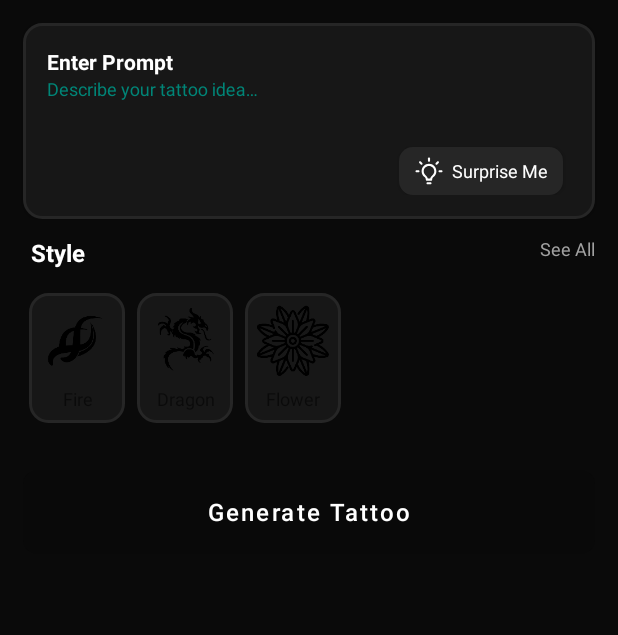
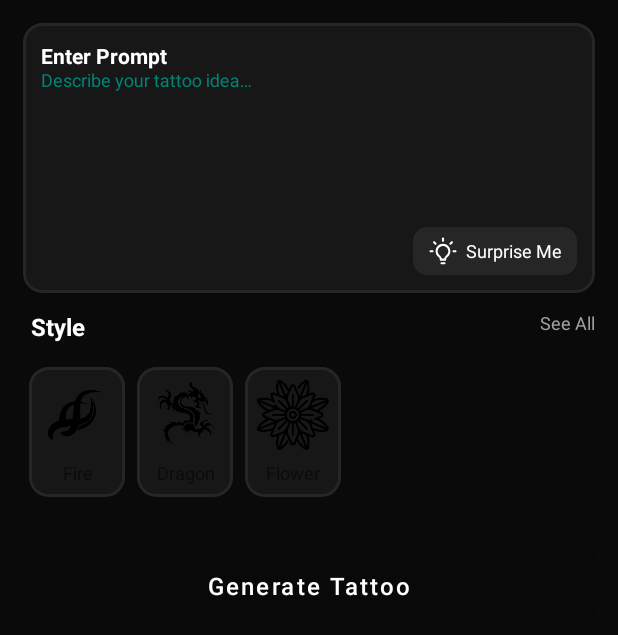
Before and after one commit to AbdulBasitKnights/AiTattooMaker, an Android app: the fragment AiCreateFragment shown on its own in the app's theme, on a phone screen of 412 x 824 dp. Shown: the top 635 px of the screen. Run offline under Robolectric (Android 15) with nearby library versions, the phone set to English and light mode, and no system bars.

Commit message:
ai create ui in progress

```diff
--- a/app/src/main/res/layout/fragment_ai_create.xml
+++ b/app/src/main/res/layout/fragment_ai_create.xml
@@ -18,6 +18,7 @@
             android:id="@+id/promptCard"
             android:layout_width="0dp"
             android:layout_height="wrap_content"
+            android:minHeight="180dp"
             app:cardCornerRadius="16dp"
             android:layout_margin="5dp"
             android:background="@drawable/bg_loader_round"
@@ -26,78 +27,74 @@
             app:layout_constraintStart_toStartOf="parent"
             app:layout_constraintEnd_toEndOf="parent">
 
-            <LinearLayout
+            <androidx.constraintlayout.widget.ConstraintLayout
                 android:layout_width="match_parent"
-                android:layout_height="wrap_content"
+                android:layout_height="0dp"
                 android:orientation="vertical"
-                app:layout_constraintTop_toTopOf="parent"
-                android:padding="16dp">
+                android:padding="12dp"
+                app:layout_constraintBottom_toBottomOf="parent"
+                app:layout_constraintTop_toTopOf="parent">
 
-                <LinearLayout
-                    android:layout_width="match_parent"
+                <TextView
+                    android:id="@+id/titlePrompt"
+                    android:layout_width="0dp"
                     android:layout_height="wrap_content"
-                    android:orientation="horizontal"
-                    android:gravity="center_vertical">
-
-                    <TextView
-                        android:id="@+id/titlePrompt"
-                        android:layout_width="0dp"
-                        android:layout_height="wrap_content"
-                        android:layout_weight="1"
-                        android:textColor="@color/white"
-                        android:text="@string/enter_prompt"
-                        android:textStyle="bold"
-                        android:textSize="14sp"/>
-                </LinearLayout>
+                    android:layout_weight="1"
+                    android:text="@string/enter_prompt"
+                    android:textColor="@color/white"
+                    app:layout_constraintTop_toTopOf="parent"
+                    app:layout_constraintStart_toStartOf="parent"
+                    android:textSize="14sp"
+                    android:textStyle="bold" />
 
 
                 <com.google.android.material.textfield.TextInputLayout
                     android:id="@+id/tilPrompt"
                     android:layout_width="match_parent"
                     android:layout_height="wrap_content"
+                    android:gravity="top|start"
+                    app:layout_constraintTop_toBottomOf="@+id/titlePrompt"
                     android:hint="@string/type_your_tattoo"
+                    android:imeOptions="flagNoEnterAction"
+                    android:inputType="textCapSentences|textMultiLine"
+                    android:overScrollMode="always"
+                    android:scrollbars="vertical"
                     android:textColor="@color/white"
-                    android:gravity="top|start"
-                    android:scrollbars="vertical"
-                    android:overScrollMode="always"
-                    app:boxBackgroundMode="none"
-                    android:inputType="textCapSentences|textMultiLine"
-                    android:imeOptions="flagNoEnterAction"
                     android:textColorHint="@color/greyText"
-                    android:layout_marginTop="2dp">
+                    app:boxBackgroundMode="none">
 
                     <com.google.android.material.textfield.TextInputEditText
                         android:id="@+id/etPrompt"
                         android:layout_width="match_parent"
                         android:layout_height="wrap_content"
+                        android:background="@android:color/transparent"
                         android:inputType="textCapSentences|textMultiLine"
+                        android:maxLines="5"
+                        android:minLines="1"
                         android:textColor="@color/white"
-                        android:background="@android:color/transparent"
-                        android:textColorHint="@color/greyText"
-                        android:maxLines="5"
-                        android:minLines="1"/>
+                        android:textColorHint="@color/greyText" />
                 </com.google.android.material.textfield.TextInputLayout>
 
                 <TextView
                     android:id="@+id/btnSurpriseMe"
+                    android:layout_width="wrap_content"
+                    android:layout_height="wrap_content"
+                    android:layout_marginTop="10dp"
                     android:background="@drawable/bg_round"
                     android:backgroundTint="@color/grey"
-                    android:layout_width="wrap_content"
-                    android:layout_height="wrap_content"
-                    android:paddingVertical="6dp"
-                    android:paddingHorizontal="10dp"
-                    android:layout_gravity="end"
-                    android:text="@string/surprise_me"
                     android:drawablePadding="5dp"
-                    android:layout_marginTop="10dp"
-                    android:layout_marginEnd="5dp"
                     android:elevation="2dp"
                     android:gravity="center"
+                    android:paddingHorizontal="10dp"
+                    android:paddingVertical="6dp"
+                    android:text="@string/surprise_me"
+                    android:textColor="@color/white"
+                    app:layout_constraintEnd_toEndOf="parent"
+                    app:layout_constraintBottom_toBottomOf="parent"
                     android:textSize="12sp"
-                    android:textColor="@color/white"
                     app:drawableStartCompat="@drawable/surprise"
                     app:drawableTint="@color/white" />
-            </LinearLayout>
+            </androidx.constraintlayout.widget.ConstraintLayout>
         </androidx.constraintlayout.widget.ConstraintLayout>
 
         <!-- Styles Card -->
```
